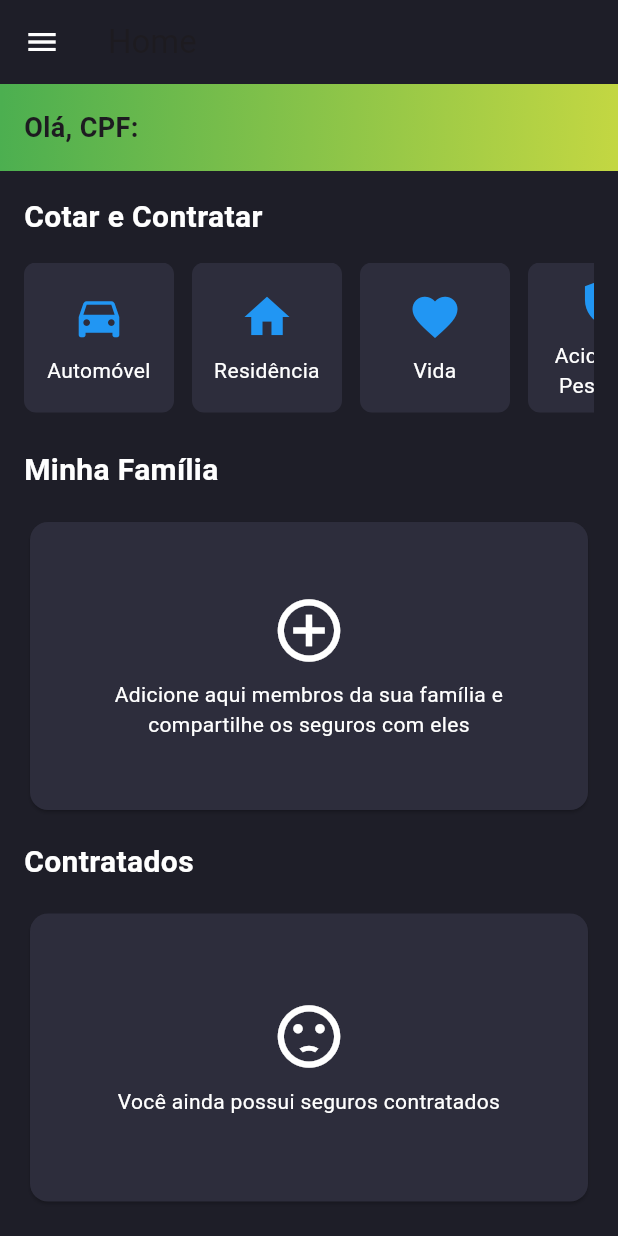
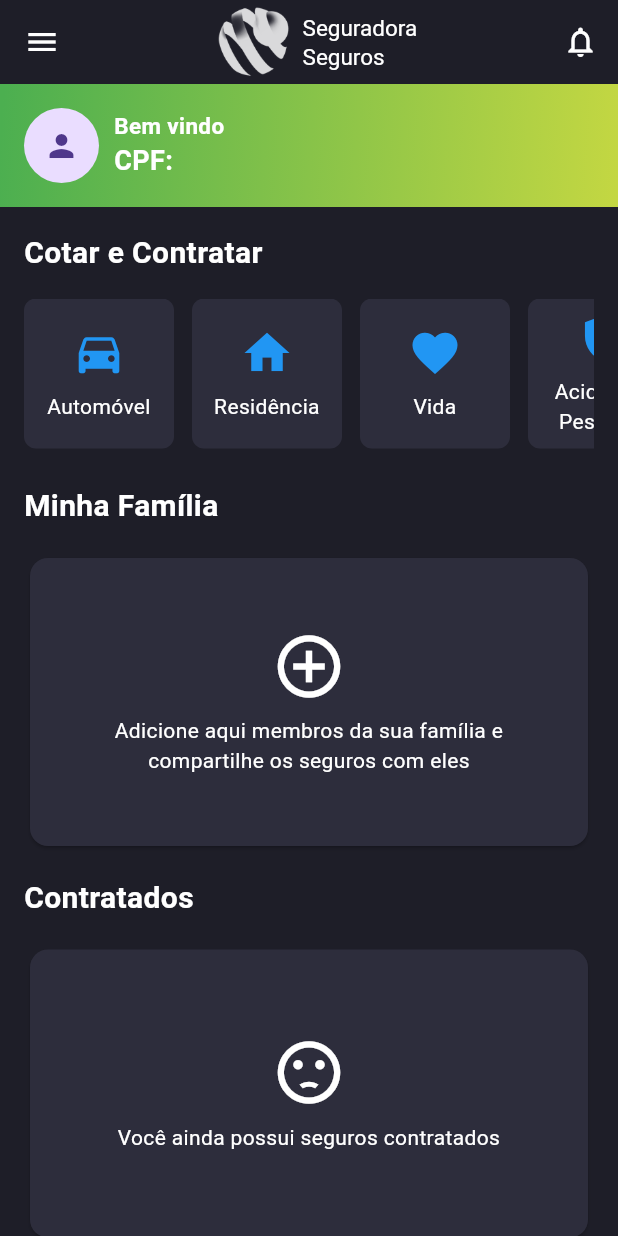
Before and after one commit to joaovitorpd/demo_seguro_app, a Flutter app: the screen it shows once a user with an empty profile is signed in, on a phone screen of 412 x 824 dp. Run offline on Flutter 3.47's test engine with Material 3 defaults, Android fonts, the light colour scheme and no system bars; our stand-ins replace firebase_auth, firebase_core, flutter_modular, flutter_riverpod, flutter_secure_storage, mask_text_input_formatter and 1 more; missing offline and left inert: webview_flutter_android, webview_flutter_web, webview_flutter_wkwebview; accounts and stored records are empty.

Commit message:
refactor: added missing Icons to the HomePage

```diff
--- a/lib/app/modules/home/pages/home_page.dart
+++ b/lib/app/modules/home/pages/home_page.dart
@@ -13,13 +13,54 @@ class HomePage extends ConsumerWidget {
     final cpf = auth.cpfUnmasked;
     const backgroundColor = Color.fromARGB(255, 30, 30, 40);
     const componentsCollor = Color.fromARGB(255, 45, 45, 60);
+    const textColor = Colors.white;
 
     return Scaffold(
       appBar: AppBar(
-        title: const Text('Home'),
-        iconTheme: IconThemeData(
-          color: Colors.white, // Cor do ícone do Drawer
+        title: Row(
+          mainAxisAlignment: MainAxisAlignment.center,
+          children: [
+            Image.asset(
+              'assets/generic_logo.png',
+              color: textColor,
+              scale: 2.2,
+            ),
+            SizedBox(width: 5),
+            Column(
+              crossAxisAlignment: CrossAxisAlignment.start,
+              children: [
+                SizedBox(width: 10),
+                Text(
+                  "Seguradora",
+                  textAlign: TextAlign.start,
+                  style: TextStyle(color: textColor, fontSize: 15),
+                ),
+                Text(
+                  "Seguros",
+                  textAlign: TextAlign.start,
+                  style: TextStyle(color: textColor, fontSize: 15),
+                ),
+              ],
+            ),
+          ],
         ),
+        leading: Builder(
+          builder: (BuildContext context) {
+            return IconButton(
+              icon: const Icon(Icons.menu_outlined, color: textColor),
+              onPressed: () {
+                Scaffold.of(context).openDrawer();
+              },
+              tooltip: MaterialLocalizations.of(context).openAppDrawerTooltip,
+            );
+          },
+        ),
+        actions: [
+          SizedBox(
+            width: 50,
+            child: Icon(Icons.notifications_outlined, color: textColor),
+          ),
+        ],
         backgroundColor: backgroundColor,
       ),
       drawer: Drawer(
@@ -42,9 +83,33 @@ class HomePage extends ConsumerWidget {
               ),
             ),
             padding: const EdgeInsets.all(16),
-            child: Text(
-              'Olá, CPF: $cpf',
-              style: const TextStyle(fontSize: 18, fontWeight: FontWeight.bold),
+            child: Row(
+              children: [
+                CircleAvatar(minRadius: 25, child: Icon(Icons.person)),
+                SizedBox(width: 10),
+                Column(
+                  mainAxisAlignment: MainAxisAlignment.center,
+                  crossAxisAlignment: CrossAxisAlignment.start,
+                  children: [
+                    Text(
+                      'Bem vindo',
+                      style: const TextStyle(
+                        fontSize: 15,
+                        fontWeight: FontWeight.bold,
+                        color: textColor,
+                      ),
+                    ),
+                    Text(
+                      'CPF: $cpf',
+                      style: const TextStyle(
+                        fontSize: 18,
+                        fontWeight: FontWeight.bold,
+                        color: textColor,
+                      ),
+                    ),
+                  ],
+                ),
+              ],
             ),
           ),
           Expanded(
```
